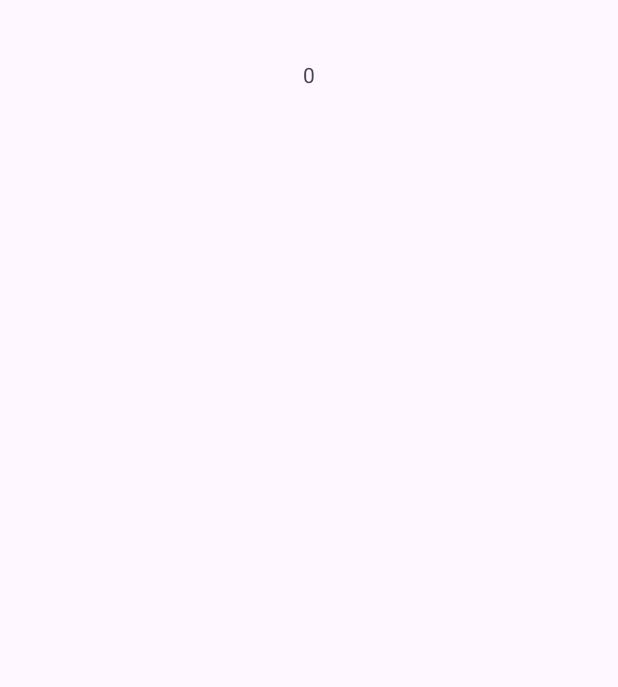
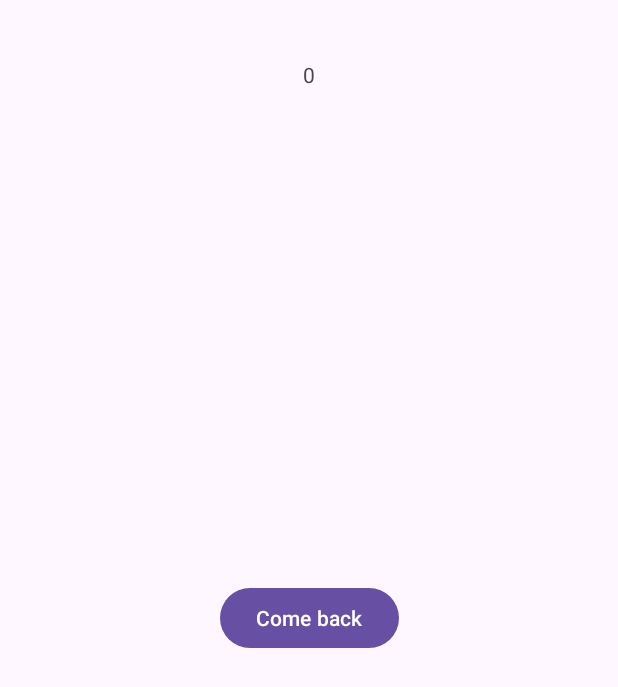
Before and after one commit to ManhLuuk5/Login, an Android app: the Ac_2 screen opened directly, with no data from a screen before it, on a phone screen of 412 x 824 dp. Before the commit the part shown is almost empty. Shown: the top 687 px of the screen. Run offline under Robolectric (Android 15) with nearby library versions, the phone set to English and light mode, and no system bars; our stand-ins replace data binding; 1 statement that could not run was skipped.

Commit message:
edit comback

```diff
--- a/app/src/main/java/com/example/myapplication/Ac_2.kt
+++ b/app/src/main/java/com/example/myapplication/Ac_2.kt
@@ -8,8 +8,13 @@ import com.example.myapplication.databinding.ActivityAc2Binding
 
 class Ac_2 : AppCompatActivity() {
     private  var binding: ActivityAc2Binding?=null
+
     override fun onCreate(savedInstanceState: Bundle?) {
         super.onCreate(savedInstanceState)
+        binding?.b1!!.setOnClickListener(){
+           // onBack()
+        }
+
         binding = DataBindingUtil.setContentView(this, R.layout.activity_ac2)
         val i2 = intent
         val name2 = i2.getStringExtra("name")
@@ -19,4 +24,5 @@ class Ac_2 : AppCompatActivity() {
             this?.a1?.text = age2.toString()
         }
     }
+
 }
--- a/app/src/main/res/layout/activity_ac2.xml
+++ b/app/src/main/res/layout/activity_ac2.xml
@@ -34,6 +34,19 @@
 
             />
 
+        <Button
+            android:id="@+id/b1"
+            android:layout_width="wrap_content"
+            android:layout_height="wrap_content"
+            android:text="@string/come_back"
+            app:layout_constraintLeft_toLeftOf="parent"
+            app:layout_constraintRight_toRightOf="parent"
+            app:layout_constraintTop_toTopOf="parent"
+            app:layout_constraintBottom_toBottomOf="parent"
+
+            />
+
+
 
     </androidx.constraintlayout.widget.ConstraintLayout>
 </layout>
--- a/app/src/main/res/values/strings.xml
+++ b/app/src/main/res/values/strings.xml
@@ -1,4 +1,5 @@
 <resources>
     <string name="app_name">My Application</string>
     <string name="go_to_a_2">Go to A_2</string>
+    <string name="come_back">Come back</string>
 </resources>
```
